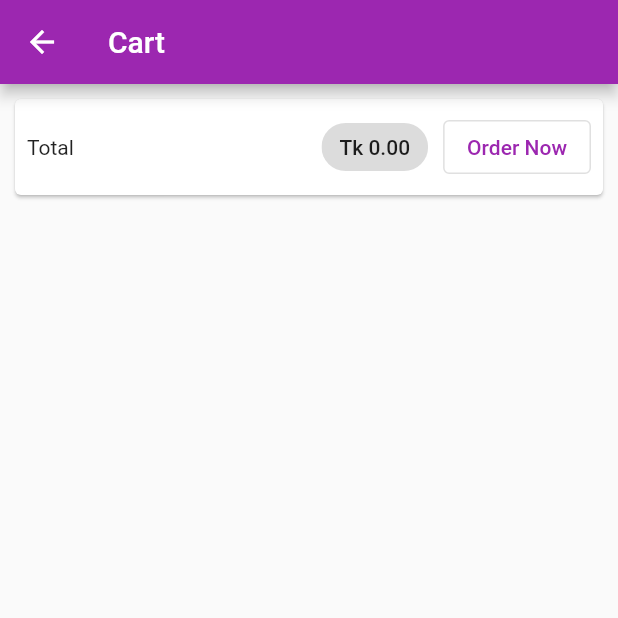
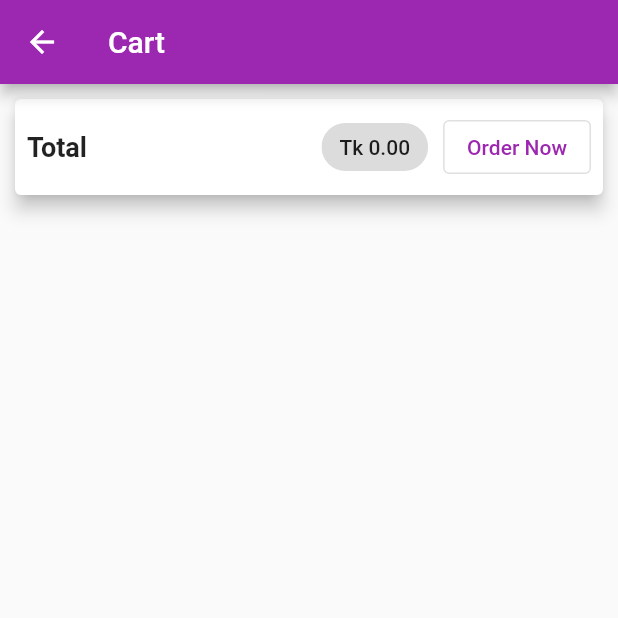
Before and after one commit to partho-debnath/flutter-shop-app, a Flutter app: the CartScreen screen opened by its route, on a phone screen of 412 x 824 dp, the top half of it. Run offline on Flutter 3.47's test engine with Material 2 defaults, Android fonts, the phone set to English and light mode, and no system bars; network calls fail.

```diff
--- /dev/null
+++ b/lib/providers/orders.dart
@@ -0,0 +1,3 @@
+import 'package:flutter/foundation.dart';
+
+class Orders with ChangeNotifier {}
--- a/lib/screens/cart_screen.dart
+++ b/lib/screens/cart_screen.dart
@@ -19,13 +19,20 @@ class CartScreen extends StatelessWidget {
       body: Column(
         children: <Widget>[
           Card(
+            elevation: 5,
             margin: const EdgeInsets.all(10.0),
             child: Padding(
               padding: const EdgeInsets.all(8.0),
               child: Row(
                 mainAxisAlignment: MainAxisAlignment.spaceBetween,
                 children: <Widget>[
-                  const Text('Total'),
+                  const Text(
+                    'Total',
+                    style: TextStyle(
+                      fontSize: 18,
+                      fontWeight: FontWeight.bold,
+                    ),
+                  ),
                   const Spacer(),
                   Chip(
                     label: Text('Tk ${cart.totalAmount.toStringAsFixed(2)}'),
--- a/lib/widgets/cart_item.dart
+++ b/lib/widgets/cart_item.dart
@@ -38,7 +38,11 @@ class CartItem extends StatelessWidget {
       ),
       direction: DismissDirection.endToStart,
       onDismissed: (direction) {
-        cart.removeItem(productId);
+        if (direction == DismissDirection.endToStart) {
+          cart.removeItem(productId);
+        } else if (direction == DismissDirection.startToEnd) {
+          debugPrint('-----------------------------------------------');
+        }
       },
       child: Card(
         elevation: 5,
```
Also changed, not shown: lib/screens/product_detail_screen.dart (+32 -2 lines).
